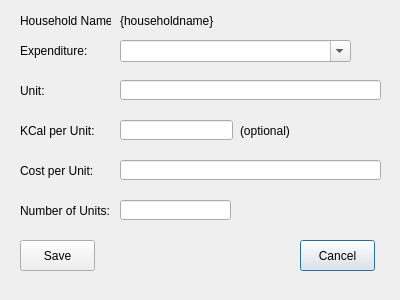
snim2mirror/openihm, file open-ihm/gui/designs/ui_household_addexpense.ui: the form before one commit.
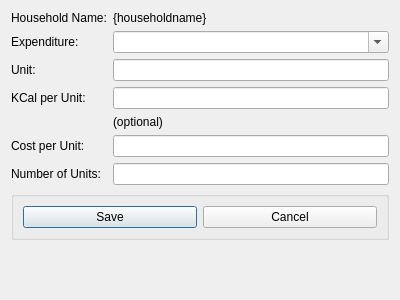
The form after the commit.

Commit message: Added layout manager to most dialogs. One report and all tabbed dialogs still to go.

The edit to the form file:
```diff
--- a/open-ihm/gui/designs/ui_household_addexpense.ui
+++ b/open-ihm/gui/designs/ui_household_addexpense.ui
@@ -13,189 +13,106 @@
   <property name="windowTitle">
    <string>Add Household Expenditure</string>
   </property>
-  <widget class="QLineEdit" name="txtNumberOfUnits">
-   <property name="geometry">
-    <rect>
-     <x>120</x>
-     <y>200</y>
-     <width>111</width>
-     <height>20</height>
-    </rect>
-   </property>
-  </widget>
-  <widget class="QLabel" name="label_5">
-   <property name="geometry">
-    <rect>
-     <x>20</x>
-     <y>160</y>
-     <width>91</width>
-     <height>21</height>
-    </rect>
-   </property>
-   <property name="text">
-    <string>Cost per Unit:</string>
-   </property>
-  </widget>
-  <widget class="QLabel" name="label">
-   <property name="geometry">
-    <rect>
-     <x>20</x>
-     <y>10</y>
-     <width>91</width>
-     <height>21</height>
-    </rect>
-   </property>
-   <property name="text">
-    <string>Household Name:</string>
-   </property>
-  </widget>
-  <widget class="QLabel" name="label_2">
-   <property name="geometry">
-    <rect>
-     <x>20</x>
-     <y>40</y>
-     <width>81</width>
-     <height>21</height>
-    </rect>
-   </property>
-   <property name="text">
-    <string>Expenditure:</string>
-   </property>
-  </widget>
-  <widget class="QLabel" name="label_4">
-   <property name="geometry">
-    <rect>
-     <x>20</x>
-     <y>80</y>
-     <width>91</width>
-     <height>21</height>
-    </rect>
-   </property>
-   <property name="text">
-    <string>Unit:</string>
-   </property>
-  </widget>
-  <widget class="QLineEdit" name="txtUnitOfMeasure">
-   <property name="geometry">
-    <rect>
-     <x>120</x>
-     <y>80</y>
-     <width>261</width>
-     <height>20</height>
-    </rect>
-   </property>
-  </widget>
-  <widget class="QComboBox" name="cboExpenditure">
-   <property name="geometry">
-    <rect>
-     <x>120</x>
-     <y>40</y>
-     <width>231</width>
-     <height>22</height>
-    </rect>
-   </property>
-   <property name="editable">
-    <bool>true</bool>
-   </property>
-  </widget>
-  <widget class="QLineEdit" name="txtCostPerUnit">
-   <property name="geometry">
-    <rect>
-     <x>120</x>
-     <y>160</y>
-     <width>261</width>
-     <height>20</height>
-    </rect>
-   </property>
-  </widget>
-  <widget class="QLabel" name="label_6">
-   <property name="geometry">
-    <rect>
-     <x>20</x>
-     <y>200</y>
-     <width>91</width>
-     <height>21</height>
-    </rect>
-   </property>
-   <property name="text">
-    <string>Number of Units:</string>
-   </property>
-  </widget>
-  <widget class="QPushButton" name="cmdCancel">
-   <property name="geometry">
-    <rect>
-     <x>300</x>
-     <y>240</y>
-     <width>75</width>
-     <height>31</height>
-    </rect>
-   </property>
-   <property name="text">
-    <string>Cancel</string>
-   </property>
-  </widget>
-  <widget class="QLabel" name="lblHouseholdName">
-   <property name="geometry">
-    <rect>
-     <x>120</x>
-     <y>10</y>
-     <width>271</width>
-     <height>21</height>
-    </rect>
-   </property>
-   <property name="text">
-    <string>{householdname}</string>
-   </property>
-  </widget>
-  <widget class="QPushButton" name="cmdSave">
-   <property name="geometry">
-    <rect>
-     <x>20</x>
-     <y>240</y>
-     <width>75</width>
-     <height>31</height>
-    </rect>
-   </property>
-   <property name="text">
-    <string>Save</string>
-   </property>
-  </widget>
-  <widget class="QLabel" name="label_3">
-   <property name="geometry">
-    <rect>
-     <x>20</x>
-     <y>120</y>
-     <width>81</width>
-     <height>21</height>
-    </rect>
-   </property>
-   <property name="text">
-    <string>KCal per Unit:</string>
-   </property>
-  </widget>
-  <widget class="QLineEdit" name="txtKCalPerUnit">
-   <property name="geometry">
-    <rect>
-     <x>120</x>
-     <y>120</y>
-     <width>113</width>
-     <height>20</height>
-    </rect>
-   </property>
-  </widget>
-  <widget class="QLabel" name="label_7">
-   <property name="geometry">
-    <rect>
-     <x>240</x>
-     <y>120</y>
-     <width>61</width>
-     <height>21</height>
-    </rect>
-   </property>
-   <property name="text">
-    <string>(optional)</string>
-   </property>
-  </widget>
+  <layout class="QFormLayout" name="formLayout">
+   <item row="0" column="0">
+    <widget class="QLabel" name="label">
+     <property name="text">
+      <string>Household Name:</string>
+     </property>
+    </widget>
+   </item>
+   <item row="0" column="1">
+    <widget class="QLabel" name="lblHouseholdName">
+     <property name="text">
+      <string>{householdname}</string>
+     </property>
+    </widget>
+   </item>
+   <item row="1" column="0">
+    <widget class="QLabel" name="label_2">
+     <property name="text">
+      <string>Expenditure:</string>
+     </property>
+    </widget>
+   </item>
+   <item row="1" column="1">
+    <widget class="QComboBox" name="cboExpenditure">
+     <property name="editable">
+      <bool>true</bool>
+     </property>
+    </widget>
+   </item>
+   <item row="2" column="0">
+    <widget class="QLabel" name="label_4">
+     <property name="text">
+      <string>Unit:</string>
+     </property>
+    </widget>
+   </item>
+   <item row="2" column="1">
+    <widget class="QLineEdit" name="txtUnitOfMeasure"/>
+   </item>
+   <item row="3" column="0">
+    <widget class="QLabel" name="label_3">
+     <property name="text">
+      <string>KCal per Unit:</string>
+     </property>
+    </widget>
+   </item>
+   <item row="3" column="1">
+    <widget class="QLineEdit" name="txtKCalPerUnit"/>
+   </item>
+   <item row="4" column="1">
+    <widget class="QLabel" name="label_7">
+     <property name="text">
+      <string>(optional)</string>
+     </property>
+    </widget>
+   </item>
+   <item row="5" column="0">
+    <widget class="QLabel" name="label_5">
+     <property name="text">
+      <string>Cost per Unit:</string>
+     </property>
+    </widget>
+   </item>
+   <item row="5" column="1">
+    <widget class="QLineEdit" name="txtCostPerUnit"/>
+   </item>
+   <item row="6" column="0">
+    <widget class="QLabel" name="label_6">
+     <property name="text">
+      <string>Number of Units:</string>
+     </property>
+    </widget>
+   </item>
+   <item row="6" column="1">
+    <widget class="QLineEdit" name="txtNumberOfUnits"/>
+   </item>
+   <item row="7" column="0" colspan="2">
+    <widget class="QGroupBox" name="groupBox">
+     <property name="title">
+      <string/>
+     </property>
+     <layout class="QHBoxLayout" name="horizontalLayout">
+      <item>
+       <widget class="QPushButton" name="cmdSave">
+        <property name="text">
+         <string>Save</string>
+        </property>
+       </widget>
+      </item>
+      <item>
+       <widget class="QPushButton" name="cmdCancel">
+        <property name="text">
+         <string>Cancel</string>
+        </property>
+       </widget>
+      </item>
+     </layout>
+    </widget>
+   </item>
+  </layout>
  </widget>
  <tabstops>
   <tabstop>cboExpenditure</tabstop>
```
The commit also changes 97 other files.
